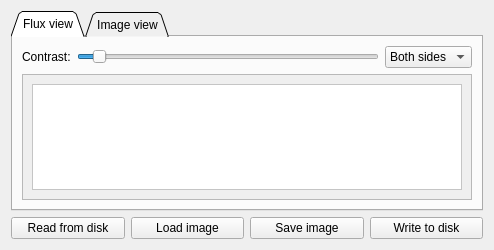
Above: src/gui2/imager.ui from davidgiven/fluxengine before the change. Below: the same form after it.
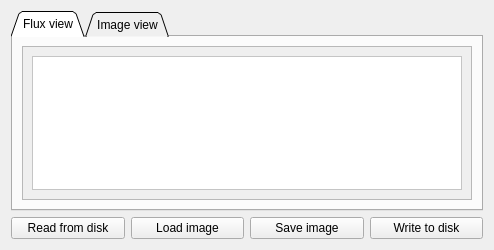
That is the form after the change. Icons and pictures are not drawn.

Commit message: The flux viewer density stuff now seems to work!

```diff
--- a/src/gui2/imager.ui
+++ b/src/gui2/imager.ui
@@ -39,61 +39,6 @@
        <string>Flux view</string>
       </attribute>
       <layout class="QVBoxLayout" name="verticalLayout_3">
-       <item>
-        <layout class="QHBoxLayout" name="horizontalLayout_4" stretch="0,0,0">
-         <item>
-          <widget class="QLabel" name="label_4">
-           <property name="text">
-            <string>Contrast:</string>
-           </property>
-           <property name="buddy">
-            <cstring>commandButtonFrame</cstring>
-           </property>
-          </widget>
-         </item>
-         <item>
-          <widget class="QSlider" name="fluxContrastSlider">
-           <property name="minimum">
-            <number>50</number>
-           </property>
-           <property name="maximum">
-            <number>999</number>
-           </property>
-           <property name="value">
-            <number>100</number>
-           </property>
-           <property name="orientation">
-            <enum>Qt::Orientation::Horizontal</enum>
-           </property>
-           <property name="invertedAppearance">
-            <bool>false</bool>
-           </property>
-          </widget>
-         </item>
-         <item>
-          <widget class="QComboBox" name="fluxSideComboBox">
-           <property name="currentIndex">
-            <number>2</number>
-           </property>
-           <item>
-            <property name="text">
-             <string>Side 0</string>
-            </property>
-           </item>
-           <item>
-            <property name="text">
-             <string>Side 1</string>
-            </property>
-           </item>
-           <item>
-            <property name="text">
-             <string>Both sides</string>
-            </property>
-           </item>
-          </widget>
-         </item>
-        </layout>
-       </item>
        <item>
         <widget class="QScrollArea" name="scrollArea">
          <property name="widgetResizable">
@@ -105,7 +50,7 @@
             <x>0</x>
             <y>0</y>
             <width>460</width>
-            <height>109</height>
+            <height>149</height>
            </rect>
           </property>
           <property name="sizePolicy">
@@ -135,7 +80,20 @@
              <property name="frameShadow">
               <enum>QFrame::Shadow::Sunken</enum>
              </property>
-             <layout class="QVBoxLayout" name="verticalLayout_12"/>
+             <layout class="QVBoxLayout" name="verticalLayout_12">
+              <property name="leftMargin">
+               <number>0</number>
+              </property>
+              <property name="topMargin">
+               <number>0</number>
+              </property>
+              <property name="rightMargin">
+               <number>0</number>
+              </property>
+              <property name="bottomMargin">
+               <number>0</number>
+              </property>
+             </layout>
             </widget>
            </item>
           </layout>
```
The commit also changes 7 other files.
